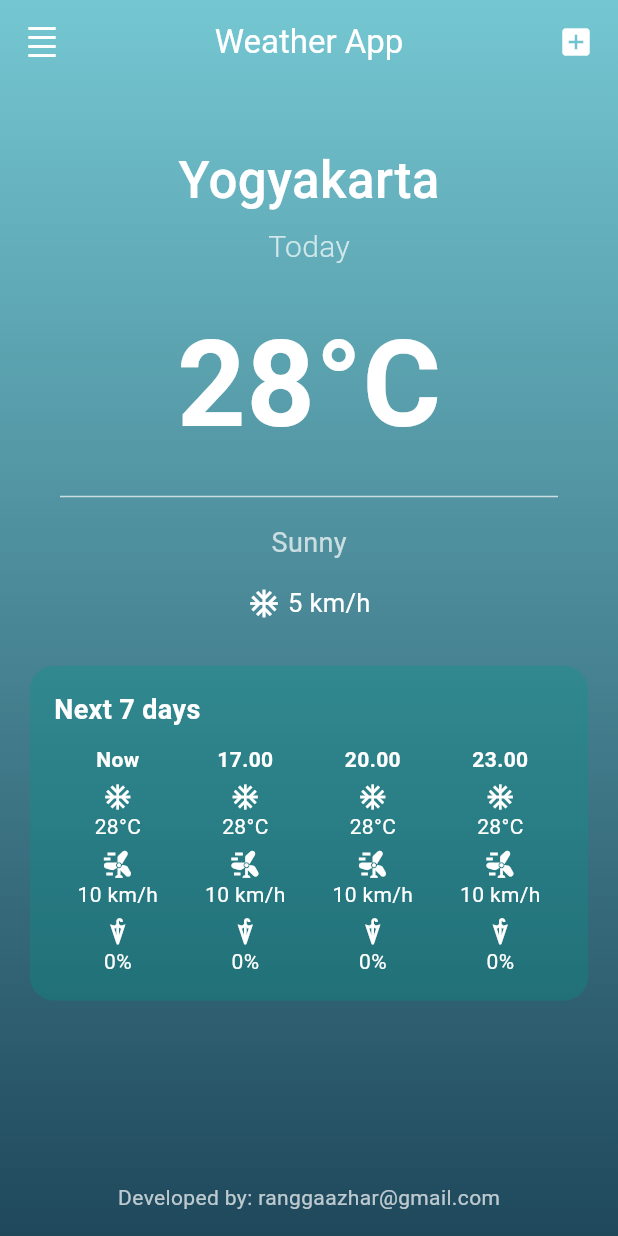
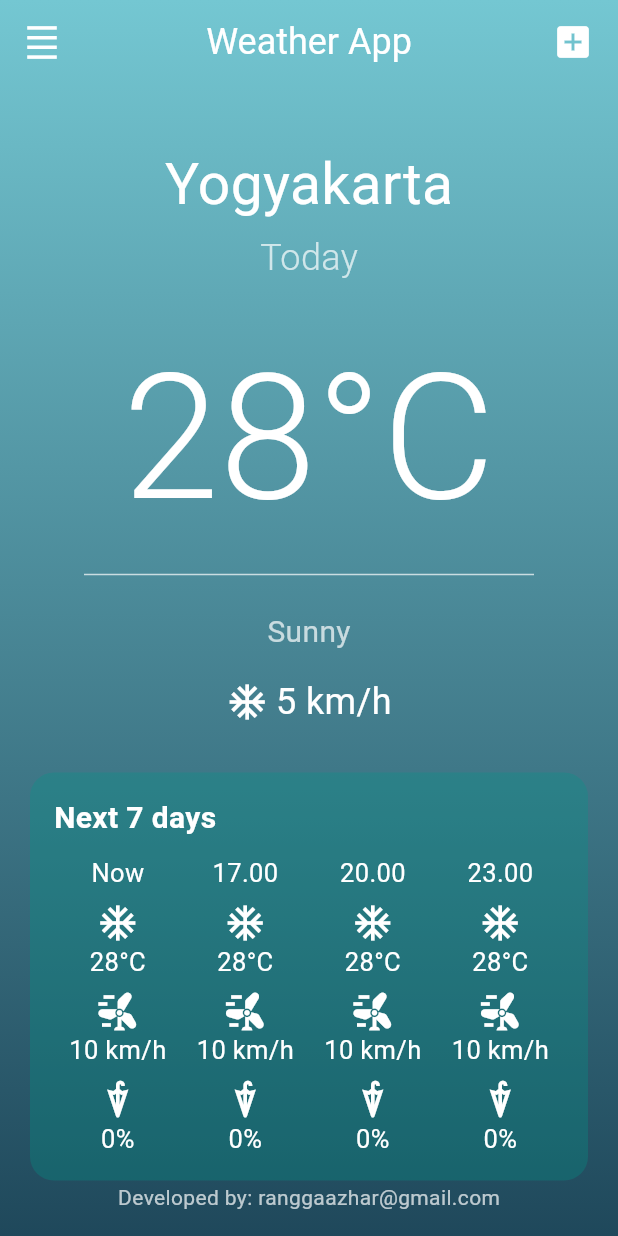
Before and after one commit to Rangga857/BasicLayout_0150, a Flutter app: the screen it shows after launch, on a phone screen of 412 x 824 dp. Run offline on Flutter 3.47's test engine with Material 3 defaults, Android fonts, the phone set to English and light mode, and no system bars.

Commit message:
fixed code

```diff
--- a/lib/main.dart
+++ b/lib/main.dart
@@ -28,14 +28,14 @@ class HomePage extends StatelessWidget {
       appBar: AppBar(
         backgroundColor: Colors.transparent,
         elevation: 0,
-        leading: Icon(Icons.density_small_sharp, color: Colors.white),
+        leading: Icon(Icons.density_small_sharp, color: Colors.white, size: 26),
         title: Text(
           "Weather App",
-          style: TextStyle(color: Colors.white),
+          style: TextStyle(fontSize:24 , color: Colors.white),
         ),
         centerTitle: true,
         actions: [
-          Icon(Icons.add_box, color: Colors.white),
+          Icon(Icons.add_box, size: 28, color: Colors.white),
           SizedBox(width: 16),
         ],
       ),
@@ -56,29 +56,28 @@ class HomePage extends StatelessWidget {
               SizedBox(height: 80),
               Text(
                 "Yogyakarta",
-                style: TextStyle(fontSize: 34, fontWeight: FontWeight.w500, color: Colors.white),
+                style: TextStyle(fontSize: 38, fontWeight: FontWeight.w400, color: Colors.white),
               ),
               SizedBox(height: 5),
               Text(
                 "Today",
-                style: TextStyle(fontSize: 20, fontWeight: FontWeight.w300, color: Colors.white70),
+                style: TextStyle(fontSize: 24, fontWeight: FontWeight.w300, color: Colors.white70),
               ),
               SizedBox(height: 20),
               Text(
                 "28°C",
-                style: TextStyle(fontSize: 80, fontWeight: FontWeight.w600, color: Colors.white),
+                style: TextStyle(fontSize: 116, fontWeight: FontWeight.w300, color: Colors.white),
               ),
-              SizedBox(height: 10),
-              Divider(color: Colors.white70, thickness: 1, indent: 20, endIndent: 20),
-              SizedBox(height: 10),
-              Text("Sunny", style: TextStyle(fontSize: 18, color: Colors.white70)),
+              Divider(color: Colors.white70, thickness: 1, indent: 36, endIndent: 36),
+              SizedBox(height: 16),
+              Text("Sunny", style: TextStyle(fontSize: 20, color: Colors.white70)),
               SizedBox(height: 15),
               Row(
                 mainAxisAlignment: MainAxisAlignment.center,
                 children: [
-                  Icon(Icons.ac_unit, color: Colors.white, size: 22),
+                  Icon(Icons.ac_unit, color: Colors.white, size: 28),
                   SizedBox(width: 5),
-                  Text("5 km/h", style: TextStyle(fontSize: 17, color: Colors.white)),
+                  Text("5 km/h", style: TextStyle(fontSize: 24, color: Colors.white)),
                 ],
               ),
               SizedBox(height: 30),
@@ -93,7 +92,7 @@ class HomePage extends StatelessWidget {
                   children: [
                     Text(
                       "Next 7 days",
-                      style: TextStyle(fontSize: 18, fontWeight: FontWeight.bold, color: Colors.white),
+                      style: TextStyle(fontSize: 20, fontWeight: FontWeight.bold, color: Colors.white),
                     ),
                     SizedBox(height: 10),
                     Row(
@@ -123,16 +122,16 @@ class HomePage extends StatelessWidget {
   Widget weatherHourly(String time) {
     return Column(
       children: [
-        Text(time, style: TextStyle(fontWeight: FontWeight.bold, color: Colors.white)),
-        SizedBox(height: 5),
-        Icon(Icons.ac_unit, color: Colors.white, size: 20),
-        Text("28°C", style: TextStyle(color: Colors.white)),
-        SizedBox(height: 5),
-        Icon(Icons.wind_power, color: Colors.white, size: 20),
-        Text("10 km/h", style: TextStyle(color: Colors.white)),
-        SizedBox(height: 5),
-        Icon(Icons.umbrella_sharp, color: Colors.white, size: 20),
-        Text("0%", style: TextStyle(color: Colors.white)),
+        Text(time, style: TextStyle(fontSize: 17, color: Colors.white)),
+        SizedBox(height: 7),
+        Icon(Icons.ac_unit, color: Colors.white, size: 28),
+        Text("28°C", style: TextStyle(fontSize: 17,color: Colors.white)),
+        SizedBox(height: 7),
+        Icon(Icons.wind_power, color: Colors.white, size: 28),
+        Text("10 km/h", style: TextStyle(fontSize: 17,color: Colors.white)),
+        SizedBox(height: 7),
+        Icon(Icons.umbrella_sharp, color: Colors.white, size: 28),
+        Text("0%", style: TextStyle(fontSize: 17,color: Colors.white)),
       ],
     );
   }
```
